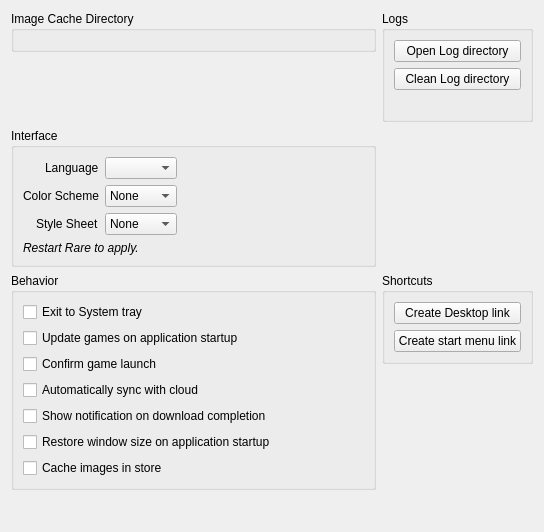
Above: rare/ui/components/tabs/settings/rare.ui from RareDevs/Rare before the change. Below: the same form after it.
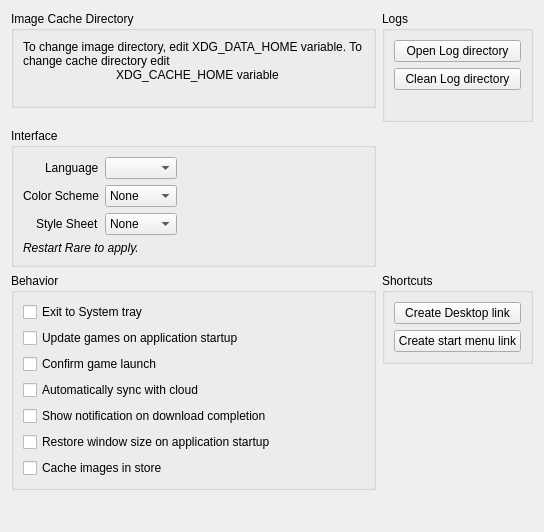
That is the form after the change.

Commit message: Set cache_dir and data_dir in one place (xdg)

Patch:
```diff
--- a/rare/ui/components/tabs/settings/rare.ui
+++ b/rare/ui/components/tabs/settings/rare.ui
@@ -234,7 +234,20 @@
      <property name="title">
       <string>Image Cache Directory</string>
      </property>
-     <layout class="QVBoxLayout" name="img_dir_layout"/>
+        <layout class="QVBoxLayout" name="img_dir_layout">
+            <item>
+                <widget class="QLabel" name="label">
+                    <property name="text">
+                        <string>To change image directory, edit XDG_DATA_HOME variable. To change cache directory edit
+                            XDG_CACHE_HOME variable
+                        </string>
+                    </property>
+                    <property name="wordWrap">
+                        <bool>true</bool>
+                    </property>
+                </widget>
+            </item>
+        </layout>
     </widget>
    </item>
    <item row="3" column="0" colspan="2">
```
Lines whose indentation alone changed are shown as unchanged. The commit also changes 16 other files.
